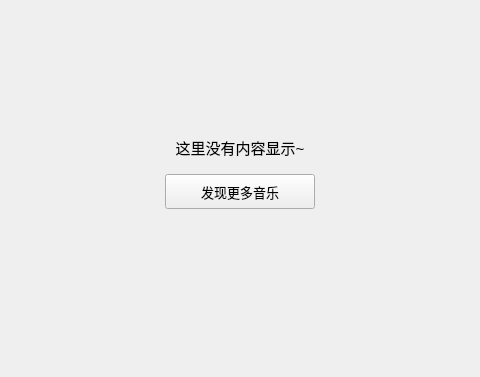
Qt form KuGouStart/LocalDownload/Downloading/Downloading.ui (a-mo-xi-wei/Qt-KuGouAppClient) before a commit; both pictures show x 155 to 635 and y 87 to 464 of the 789 by 464 pixel window.
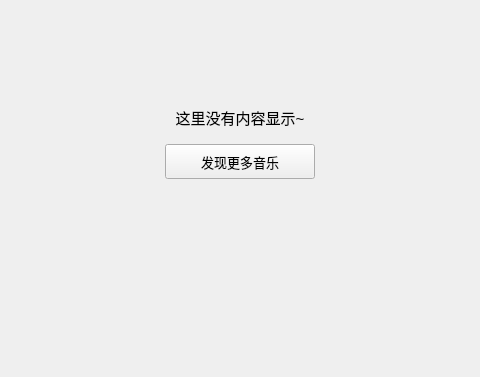
The same form after that commit.

Diff of the .ui file:
```diff
--- a/KuGouStart/LocalDownload/Downloading/Downloading.ui
+++ b/KuGouStart/LocalDownload/Downloading/Downloading.ui
@@ -150,7 +150,7 @@
    </item>
    <item>
     <widget class="QWidget" name="table_widget" native="true">
-     <layout class="QVBoxLayout" name="verticalLayout_2">
+     <layout class="QVBoxLayout" name="verticalLayout_2" stretch="2,1,3">
       <item>
        <spacer name="verticalSpacer_2">
         <property name="orientation">
```
